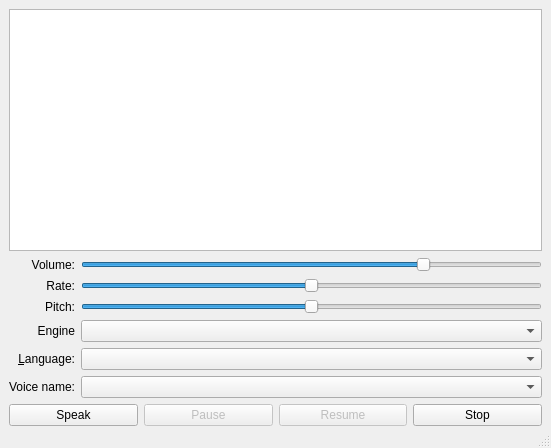
This is ui/mainwindow.ui in software-made-easy/Speech as Qt 5 draws it before an edit. The edited form follows.
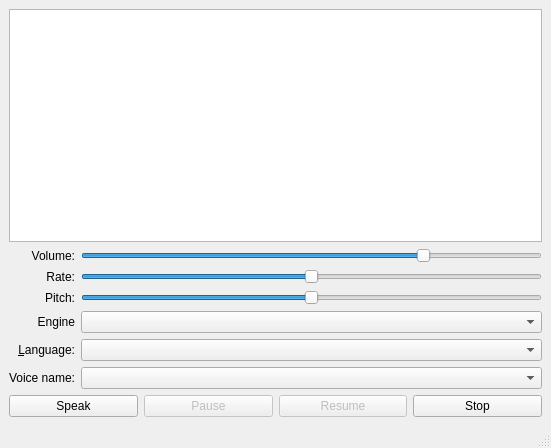
This is the edited form.

Patch:
```diff
--- a/ui/mainwindow.ui
+++ b/ui/mainwindow.ui
@@ -16,7 +16,7 @@
   <widget class="QWidget" name="centralwidget">
    <layout class="QVBoxLayout" name="verticalLayout" stretch="1,0,0">
     <property name="bottomMargin">
-     <number>0</number>
+     <number>9</number>
     </property>
     <item>
      <widget class="QPlainTextEdit" name="plainTextEdit">
```
Left out of the diff: 2 changed lines with no effect on the pictures.
